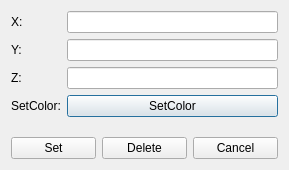
This is verticedialog.ui in Hukeqing/CeshEditor as Qt 5 draws it before an edit. The edited form follows.
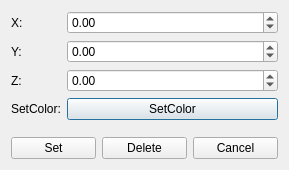
This is the edited form.

```diff
--- a/verticedialog.ui
+++ b/verticedialog.ui
@@ -32,9 +32,6 @@
        </property>
       </widget>
      </item>
-     <item row="0" column="1">
-      <widget class="QLineEdit" name="xLineEdit"/>
-     </item>
      <item row="1" column="0">
       <widget class="QLabel" name="yLabel">
        <property name="minimumSize">
@@ -51,9 +48,6 @@
        </property>
       </widget>
      </item>
-     <item row="1" column="1">
-      <widget class="QLineEdit" name="yLineEdit"/>
-     </item>
      <item row="2" column="0">
       <widget class="QLabel" name="zLabel">
        <property name="minimumSize">
@@ -70,9 +64,6 @@
        </property>
       </widget>
      </item>
-     <item row="2" column="1">
-      <widget class="QLineEdit" name="zLineEdit"/>
-     </item>
      <item row="3" column="0">
       <widget class="QLabel" name="label_2">
        <property name="text">
@@ -90,6 +81,36 @@
        </property>
       </widget>
      </item>
+     <item row="0" column="1">
+      <widget class="QDoubleSpinBox" name="xDoubleSpinBox">
+       <property name="minimum">
+        <double>-100.000000000000000</double>
+       </property>
+       <property name="maximum">
+        <double>100.000000000000000</double>
+       </property>
+      </widget>
+     </item>
+     <item row="1" column="1">
+      <widget class="QDoubleSpinBox" name="yDoubleSpinBox">
+       <property name="minimum">
+        <double>-100.000000000000000</double>
+       </property>
+       <property name="maximum">
+        <double>100.000000000000000</double>
+       </property>
+      </widget>
+     </item>
+     <item row="2" column="1">
+      <widget class="QDoubleSpinBox" name="zDoubleSpinBox">
+       <property name="minimum">
+        <double>-100.000000000000000</double>
+       </property>
+       <property name="maximum">
+        <double>100.000000000000000</double>
+       </property>
+      </widget>
+     </item>
     </layout>
    </item>
    <item>
```
Left out of the diff: 14 changed lines with no effect on the pictures.
